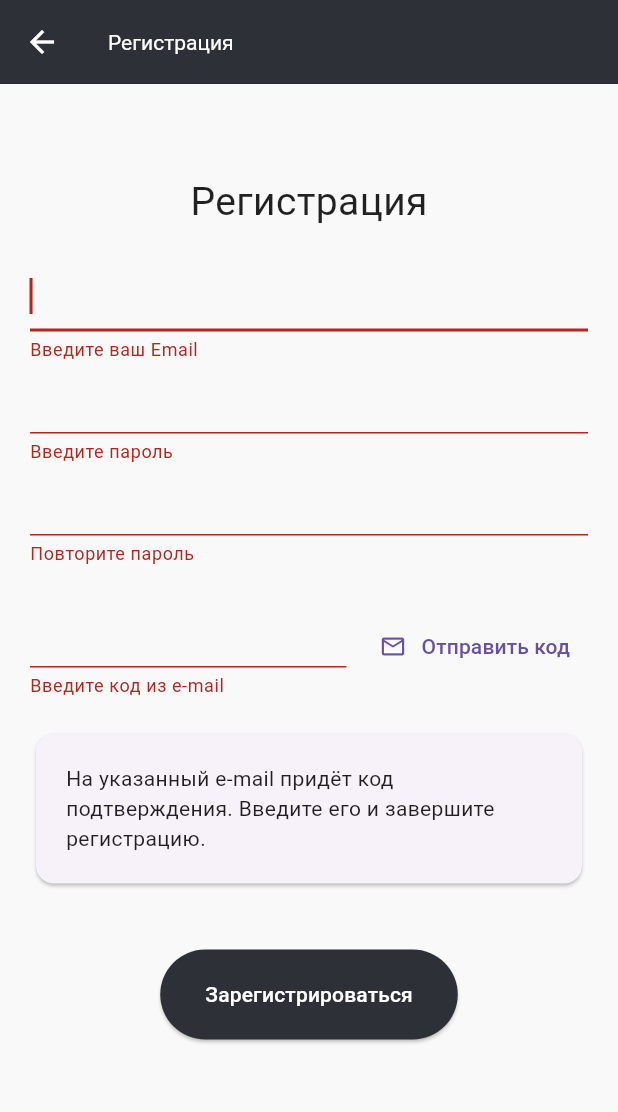
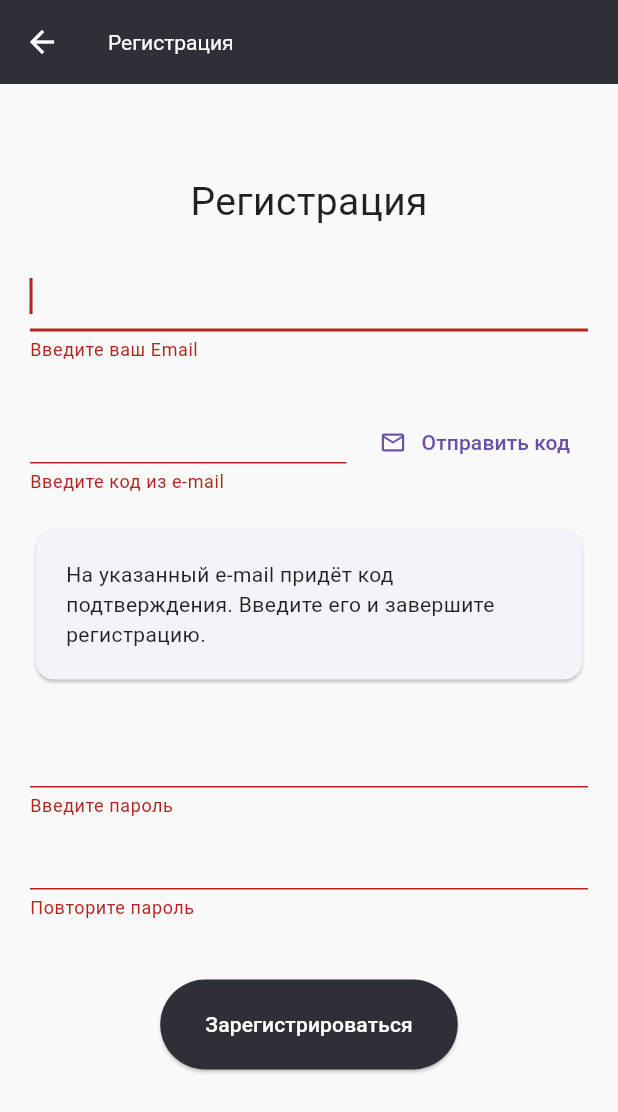
Before and after one commit to mil-ast/odo24_mobile, a Flutter app: the RegisterScreen screen opened by its route, on a phone screen of 412 x 824 dp. Shown: the top 1112 px of the screen. Run offline on Flutter 3.47's test engine with Material 2 defaults, Android fonts, the phone set to English and light mode, and no system bars; our stand-ins replace dio, flutter_bloc, flutter_secure_storage, flutter_svg; accounts and stored records are empty.

Commit message:
packages upd

```diff
--- a/lib/core/app_state_core.dart
+++ b/lib/core/app_state_core.dart
@@ -4,8 +4,8 @@ abstract class AppState {
   static AppStateError catchErrorHandler(Object error, {String? details}) {
     if (error is AppStateError) {
       return error;
-    } else if (error is DioError) {
-      return AppStateError('dioError', error.message ?? error.toString(), details: details);
+    } else if (error is DioException) {
+      return AppStateError('DioException', error.message ?? error.toString(), details: details);
     } else if (error is TypeError) {
       return AppStateError('typeError', error.toString(), details: details);
     }
--- a/lib/presentatin/register_screen/register_screen.dart
+++ b/lib/presentatin/register_screen/register_screen.dart
@@ -71,31 +71,13 @@ final class RegisterScreenState extends State<RegisterScreen> {
                     ),
                     const SizedBox(height: 20),
                     TextFormField(
-                        controller: _emailController,
-                        keyboardType: TextInputType.emailAddress,
-                        autofocus: true,
-                        decoration: const InputDecoration(
-                          helperText: 'Email',
-                        ),
-                        validator: context.read<RegisterCubit>().validateEmail),
-                    TextFormField(
-                      controller: _passwordController,
-                      obscureText: true,
-                      keyboardType: TextInputType.visiblePassword,
+                      controller: _emailController,
+                      keyboardType: TextInputType.emailAddress,
+                      autofocus: true,
                       decoration: const InputDecoration(
-                        helperText: "Пароль",
+                        helperText: 'Email',
                       ),
-                      validator: context.read<RegisterCubit>().validatePassword,
-                    ),
-                    TextFormField(
-                      controller: _passwordConfirmController,
-                      obscureText: true,
-                      keyboardType: TextInputType.visiblePassword,
-                      decoration: const InputDecoration(
-                        helperText: "Повторите пароль",
-                      ),
-                      validator: (value) =>
-                          context.read<RegisterCubit>().validateConfirmPassword(_passwordController.text, value),
+                      validator: context.read<RegisterCubit>().validateEmail,
                     ),
                     const SizedBox(height: 20),
                     Row(
@@ -136,6 +118,26 @@ final class RegisterScreenState extends State<RegisterScreen> {
                             Text('На указанный e-mail придёт код подтверждения. Введите его и завершите регистрацию.'),
                       ),
                     ),
+                    const SizedBox(height: 20),
+                    TextFormField(
+                      controller: _passwordController,
+                      obscureText: true,
+                      keyboardType: TextInputType.visiblePassword,
+                      decoration: const InputDecoration(
+                        helperText: "Придумайте пароль",
+                      ),
+                      validator: context.read<RegisterCubit>().validatePassword,
+                    ),
+                    TextFormField(
+                      controller: _passwordConfirmController,
+                      obscureText: true,
+                      keyboardType: TextInputType.visiblePassword,
+                      decoration: const InputDecoration(
+                        helperText: "Повторите пароль",
+                      ),
+                      validator: (value) =>
+                          context.read<RegisterCubit>().validateConfirmPassword(_passwordController.text, value),
+                    ),
                     const SizedBox(height: 40),
                     ElevatedButton(
                       onPressed: () async {
```
Also changed, not shown: lib/core/http/http_api.dart (+7 -14 lines), lib/presentatin/register_screen/register_cubit.dart (+7 -1 lines), lib/services/auth/models/auth_token.dart (+6 -3 lines), pubspec.yaml (+4 -4 lines), pubspec.lock.
